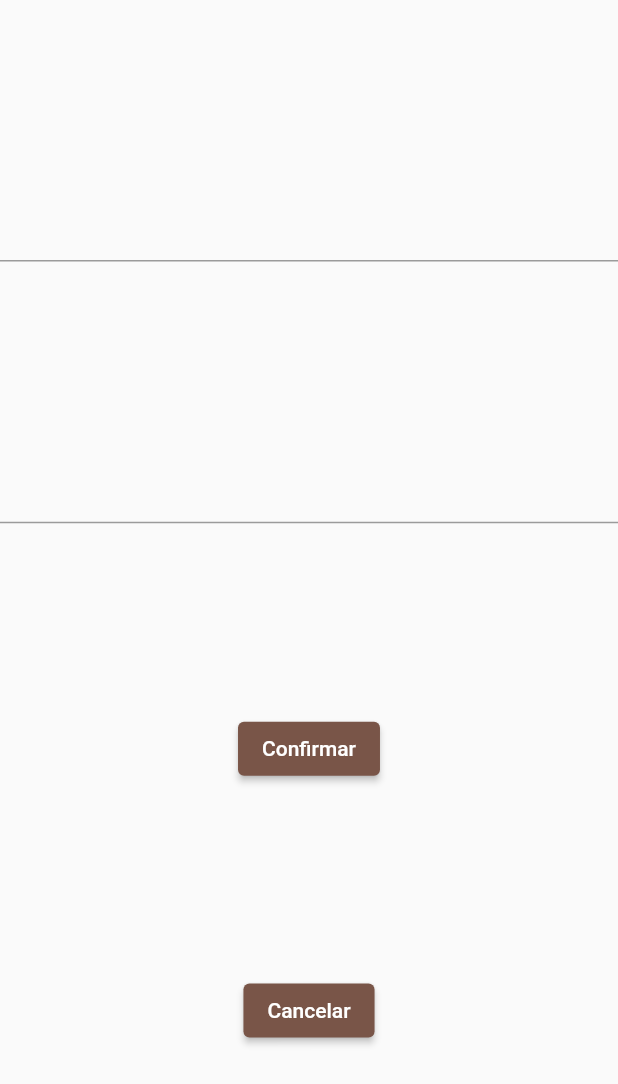
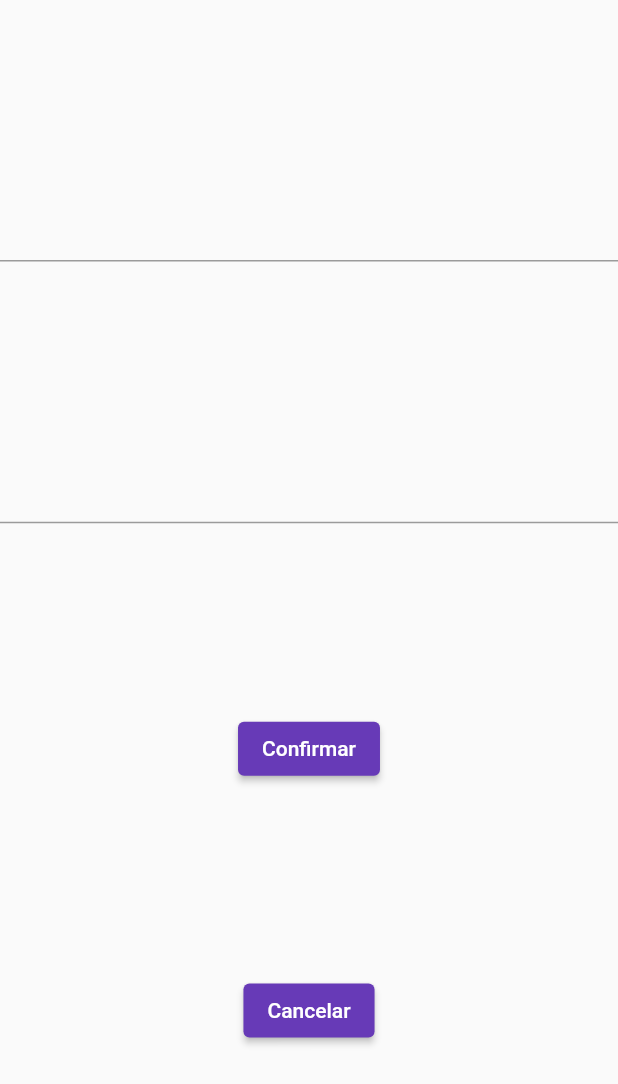
Before and after one commit to deividepaulino1/isell, a Flutter app: the screen it shows after launch, after a tap on "Não tem uma conta?", on a phone screen of 412 x 824 dp. Shown: the top 1084 px of the screen. Run offline on Flutter 3.47's test engine with Material 2 defaults, Android fonts, the phone set to English and light mode, and no system bars; our stand-ins replace flutter_colorpicker, font_awesome_flutter, page_transition, responsive_sizer, shared_preferences; missing offline and left inert: validatorless; network calls fail; Roboto replaces fonts that are missing (principal).

```diff
--- a/lib/components/theme/themeChanger.dart
+++ b/lib/components/theme/themeChanger.dart
@@ -3,7 +3,7 @@ import 'package:flutter/material.dart';
 class ThemeChanger extends ChangeNotifier {
   var light = ThemeData(
     brightness: Brightness.light,
-    primarySwatch: Colors.brown,
+    primarySwatch: Colors.deepPurple,
     primaryColor: Colors.grey[100],
     accentColor: Colors.grey[800],
     backgroundColor: Colors.grey[800],
--- a/lib/main.dart
+++ b/lib/main.dart
@@ -107,29 +107,30 @@ class iSell extends StatelessWidget {
                   settings: settings,
                 );
 
+              // ignore: no_duplicate_case_values
               case '/inicioVenda':
                 return PageTransition(
-                  child: InicioVenda(),
+                  child: const InicioVenda(),
                   type: PageTransitionType.rightToLeft,
                   settings: settings,
                 );
 
               case '/pagamento':
                 return PageTransition(
-                  child: PagamentoPage(),
+                  child: const PagamentoPage(),
                   type: PageTransitionType.rightToLeft,
                   settings: settings,
                 );
               case '/registrar':
                 return PageTransition(
-                  child: SignPage(),
+                  child: const SignPage(),
                   type: PageTransitionType.rightToLeft,
                   settings: settings,
                 );
 
               case '/cadastrar':
                 return PageTransition(
-                  child: CadastrarCliente(),
+                  child: const CadastrarCliente(),
                   type: PageTransitionType.rightToLeft,
                   settings: settings,
                 );
```
Also changed, not shown: lib/pages/clientes/clientes-page.dart (+69 -11 lines), lib/pages/exemplo-firebase.dart (+1 -13 lines).
